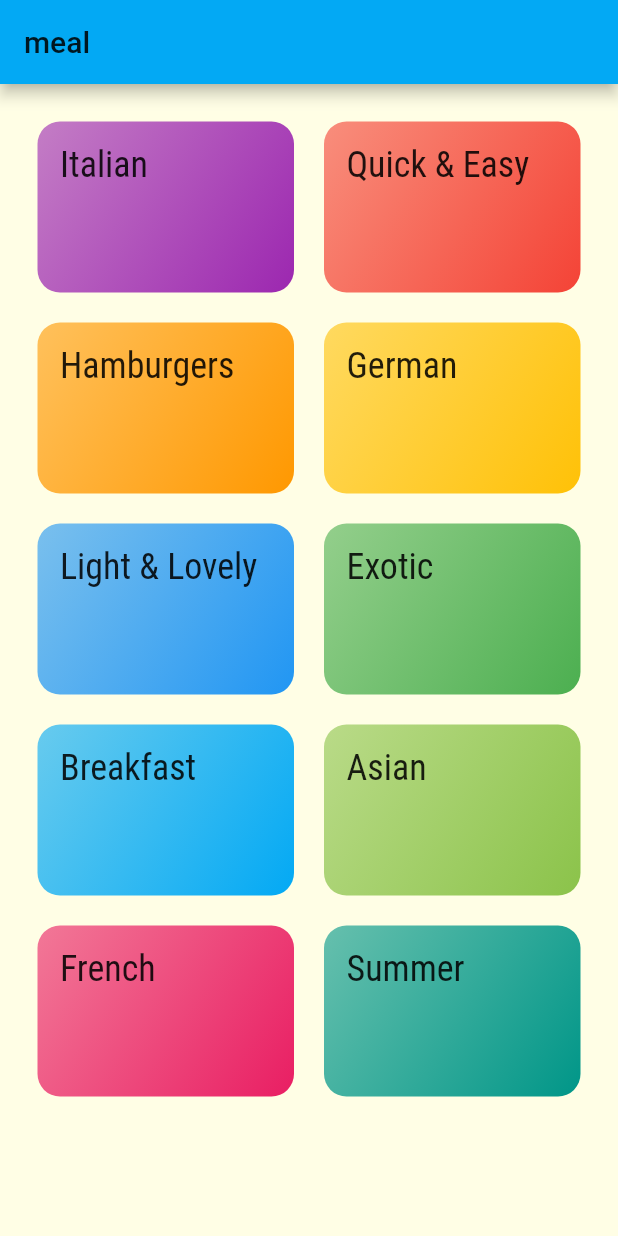
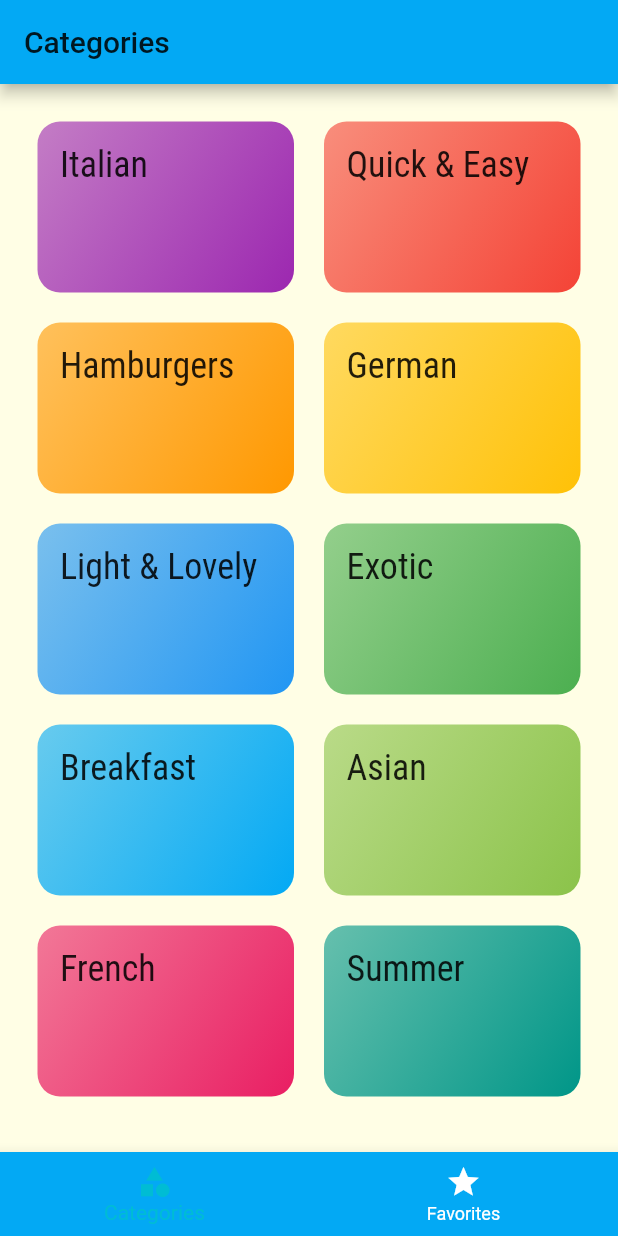
Before and after one commit to M-elhasan9/Meal-App, a Flutter app: the screen it shows after launch, on a phone screen of 412 x 824 dp. Run offline on Flutter 3.47's test engine with Material 2 defaults, Android fonts, the phone set to English and light mode, and no system bars.

Commit message:
Tabs Screen done

```diff
--- a/lib/main.dart
+++ b/lib/main.dart
@@ -1,4 +1,5 @@
 import 'package:flutter/material.dart';
+import './screens/tabs_screen.dart';
 import './screens/category_meals_screen.dart';
 import './screens/meal_detail_screen.dart';
 import './screens/categories_screen.dart';
@@ -30,7 +31,7 @@ class MyApp extends StatelessWidget {
       ),
       //home: CategoriesScreen(),
       routes: {
-        '/':(context) =>CategoriesScreen(),
+        '/':(context) =>TabsScreen(),
         CategoryMealScreen.routName:(context) => CategoryMealScreen(),
         MealDetailScreen.routName:(context) => MealDetailScreen(),
 
--- a/lib/screens/categories_screen.dart
+++ b/lib/screens/categories_screen.dart
@@ -1,14 +1,12 @@
 import 'package:flutter/material.dart';
-import 'package:meal_app/widgets/category_item.dart';
+import '../widgets/category_item.dart';
 import '../dummy_data.dart';
 
 class CategoriesScreen extends StatelessWidget {
   @override
   Widget build(BuildContext context) {
     return Scaffold(
-      appBar: AppBar(
-        title: Text('meal'),
-      ),
+
       body: GridView(
         padding: EdgeInsets.all(25.0),
         children: DUMMY_CATEGORIES.map((catDate) =>
--- a/lib/screens/category_meals_screen.dart
+++ b/lib/screens/category_meals_screen.dart
@@ -21,7 +21,7 @@ class _CategoryMealScreenState extends State<CategoryMealScreen> {
     }).toList();
     return Scaffold(
       appBar: AppBar(
-        title: Text('Recipes'),
+        title: Text(routeArg['title']),
       ),
       body: ListView.builder(
         itemBuilder: (ctx, index) {
--- /dev/null
+++ b/lib/screens/favorites_screen.dart
@@ -0,0 +1,10 @@
+import 'package:flutter/material.dart';
+
+class FavoritesScreen extends StatelessWidget {
+  @override
+  Widget build(BuildContext context) {
+    return Center(
+      child: Text('Favorites'),
+    );
+  }
+}
--- /dev/null
+++ b/lib/screens/tabs_screen.dart
@@ -0,0 +1,55 @@
+import 'package:flutter/material.dart';
+import 'categories_screen.dart';
+import 'favorites_screen.dart';
+
+class TabsScreen extends StatefulWidget {
+  @override
+  _TabsScreenState createState() => _TabsScreenState();
+}
+
+class _TabsScreenState extends State<TabsScreen> {
+  final List<Map<String, Object>> _pages = [
+    {
+      'page': CategoriesScreen(),
+      'title': 'Categories',
+    },
+    {
+      'page': FavoritesScreen(),
+      'title': 'Your Favorites',
+    }
+  ];
+  int _selectedPageIndex = 0;
+
+  void _selectPage(int value) {
+    setState(() {
+      _selectedPageIndex = value;
+    });
+  }
+
+  @override
+  Widget build(BuildContext context) {
+    return Scaffold(
+      appBar: AppBar(
+        title: Text(_pages[_selectedPageIndex]['title']),
+      ),
+      body: _pages[_selectedPageIndex]['page'],
+      bottomNavigationBar: BottomNavigationBar(
+        onTap: _selectPage,
+        backgroundColor: Theme.of(context).primaryColor,
+        selectedItemColor: Theme.of(context).accentColor,
+        unselectedItemColor: Colors.white,
+        currentIndex: _selectedPageIndex,
+        items: [
+          BottomNavigationBarItem(
+            icon: Icon(Icons.category),
+            title: Text('Categories'),
+          ),
+          BottomNavigationBarItem(
+            icon: Icon(Icons.star),
+            title: Text('Favorites'),
+          ),
+        ],
+      ),
+    );
+  }
+}
```
